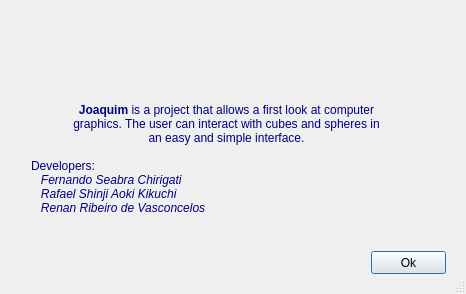
fchirigati/joaquimproject, file ui/ui_about.ui: the form before one commit.
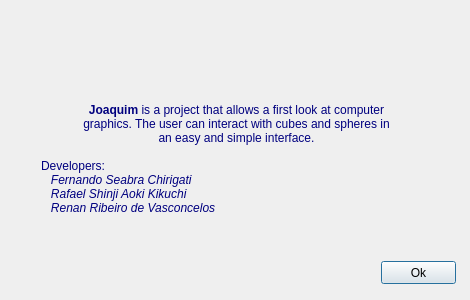
The form after the commit. Icons and pictures are not drawn.

Commit message: - Ajustes finos de última hora. - Interface revamped. - About dialog sem resize. - Axis corrigido para aparecer no Linux (Ubuntu). - Imagens modificadas, Help corrigido e estendido. - Algumas decorações de interiores, mas ainda não tá tudo chuchu com ovo...

```diff
--- a/ui/ui_about.ui
+++ b/ui/ui_about.ui
@@ -9,8 +9,8 @@
    <rect>
     <x>0</x>
     <y>0</y>
-    <width>466</width>
-    <height>294</height>
+    <width>470</width>
+    <height>300</height>
    </rect>
   </property>
   <property name="sizePolicy">
@@ -19,11 +19,24 @@
     <verstretch>0</verstretch>
    </sizepolicy>
   </property>
+  <property name="minimumSize">
+   <size>
+    <width>470</width>
+    <height>300</height>
+   </size>
+  </property>
+  <property name="maximumSize">
+   <size>
+    <width>470</width>
+    <height>300</height>
+   </size>
+  </property>
   <property name="windowTitle">
    <string>About Joaquim</string>
   </property>
-  <property name="sizeGripEnabled">
-   <bool>true</bool>
+  <property name="windowIcon">
+   <iconset resource="images.qrc">
+    <normaloff>:/Cat.png</normaloff>:/Cat.png</iconset>
   </property>
   <layout class="QVBoxLayout" name="verticalLayout">
    <item>
@@ -39,7 +52,7 @@
        <widget class="QLabel" name="label">
         <property name="geometry">
          <rect>
-          <x>20</x>
+          <x>30</x>
           <y>0</y>
           <width>391</width>
           <height>271</height>
@@ -65,8 +78,8 @@
        <widget class="QPushButton" name="pushButton">
         <property name="geometry">
          <rect>
-          <x>360</x>
-          <y>240</y>
+          <x>370</x>
+          <y>250</y>
           <width>75</width>
           <height>23</height>
          </rect>
```
The commit also changes 22 other files.
